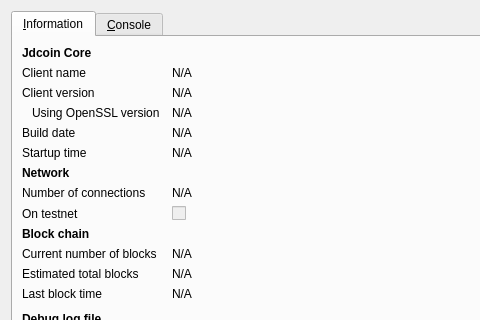
Old version of the form src/qt/forms/rpcconsole.ui in the repository kaykriz/jdcoin; both pictures show x 0 to 480 and y 0 to 320 of the 740 by 450 pixel window.
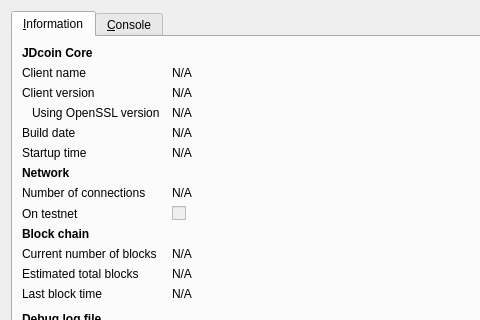
New version of the form. Icons and pictures are not drawn.

The edit to the form file:
```diff
--- a/src/qt/forms/rpcconsole.ui
+++ b/src/qt/forms/rpcconsole.ui
@@ -36,7 +36,7 @@
           </font>
          </property>
          <property name="text">
-          <string>Jdcoin Core</string>
+          <string>JDcoin Core</string>
          </property>
         </widget>
        </item>
```
Left out of the diff: 6 changed lines with no effect on the pictures.
